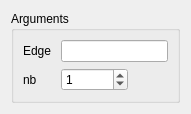
Qt form src/HEXABLOCKGUI/CutEdge_QTD.ui (SalomePlatform/hexablock) before a commit.
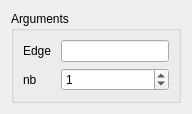
The same form after that commit.

```diff
--- a/src/HEXABLOCKGUI/CutEdge_QTD.ui
+++ b/src/HEXABLOCKGUI/CutEdge_QTD.ui
@@ -22,44 +22,34 @@
   <layout class="QVBoxLayout" name="verticalLayout_2">
    <item>
     <widget class="QGroupBox" name="groupBox">
+     <property name="sizePolicy">
+      <sizepolicy hsizetype="Preferred" vsizetype="Fixed">
+       <horstretch>0</horstretch>
+       <verstretch>0</verstretch>
+      </sizepolicy>
+     </property>
      <property name="title">
       <string>Arguments</string>
      </property>
      <layout class="QFormLayout" name="formLayout">
-      <item row="2" column="0">
-       <widget class="QLabel" name="label_2">
-        <property name="sizePolicy">
-         <sizepolicy hsizetype="Maximum" vsizetype="Preferred">
-          <horstretch>0</horstretch>
-          <verstretch>0</verstretch>
-         </sizepolicy>
-        </property>
+      <item row="0" column="0">
+       <widget class="QLabel" name="label">
         <property name="text">
-         <string>nb </string>
+         <string>Edge </string>
         </property>
        </widget>
       </item>
-      <item row="2" column="1">
-       <widget class="QSpinBox" name="nb_cut_spb">
-        <property name="sizePolicy">
-         <sizepolicy hsizetype="Maximum" vsizetype="Fixed">
-          <horstretch>0</horstretch>
-          <verstretch>0</verstretch>
-         </sizepolicy>
-        </property>
-        <property name="maximum">
-         <number>1000000</number>
-        </property>
-        <property name="value">
-         <number>1</number>
-        </property>
-       </widget>
-      </item>
-      <item row="1" column="1">
+      <item row="0" column="1">
        <widget class="QLineEdit" name="e_le">
+        <property name="sizePolicy">
+         <sizepolicy hsizetype="Minimum" vsizetype="Fixed">
+          <horstretch>0</horstretch>
+          <verstretch>0</verstretch>
+         </sizepolicy>
+        </property>
         <property name="maximumSize">
          <size>
-          <width>127</width>
+          <width>16777215</width>
           <height>16777215</height>
          </size>
         </property>
@@ -69,9 +59,31 @@
        </widget>
       </item>
       <item row="1" column="0">
-       <widget class="QLabel" name="label">
+       <widget class="QLabel" name="label_2">
+        <property name="sizePolicy">
+         <sizepolicy hsizetype="Maximum" vsizetype="Preferred">
+          <horstretch>0</horstretch>
+          <verstretch>0</verstretch>
+         </sizepolicy>
+        </property>
         <property name="text">
-         <string>Edge </string>
+         <string>nb </string>
+        </property>
+       </widget>
+      </item>
+      <item row="1" column="1">
+       <widget class="QSpinBox" name="nb_cut_spb">
+        <property name="sizePolicy">
+         <sizepolicy hsizetype="Minimum" vsizetype="Fixed">
+          <horstretch>0</horstretch>
+          <verstretch>0</verstretch>
+         </sizepolicy>
+        </property>
+        <property name="maximum">
+         <number>1000000</number>
+        </property>
+        <property name="value">
+         <number>1</number>
         </property>
        </widget>
       </item>
```
Left out of the diff: 4 changed lines with no effect on the pictures.
